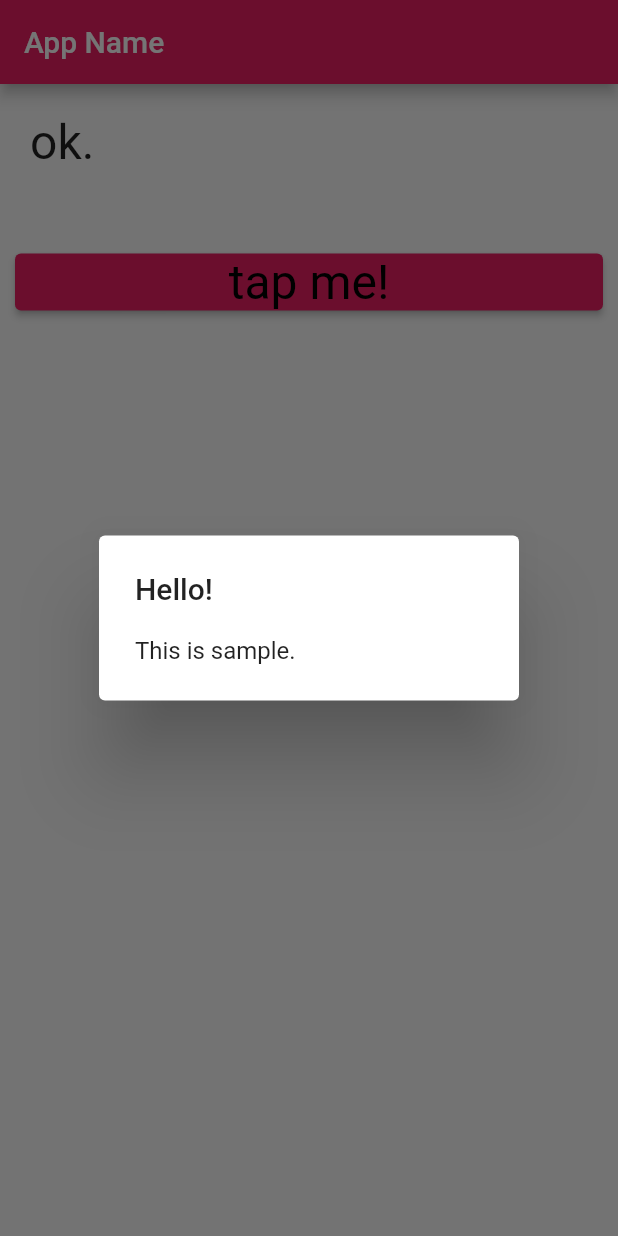
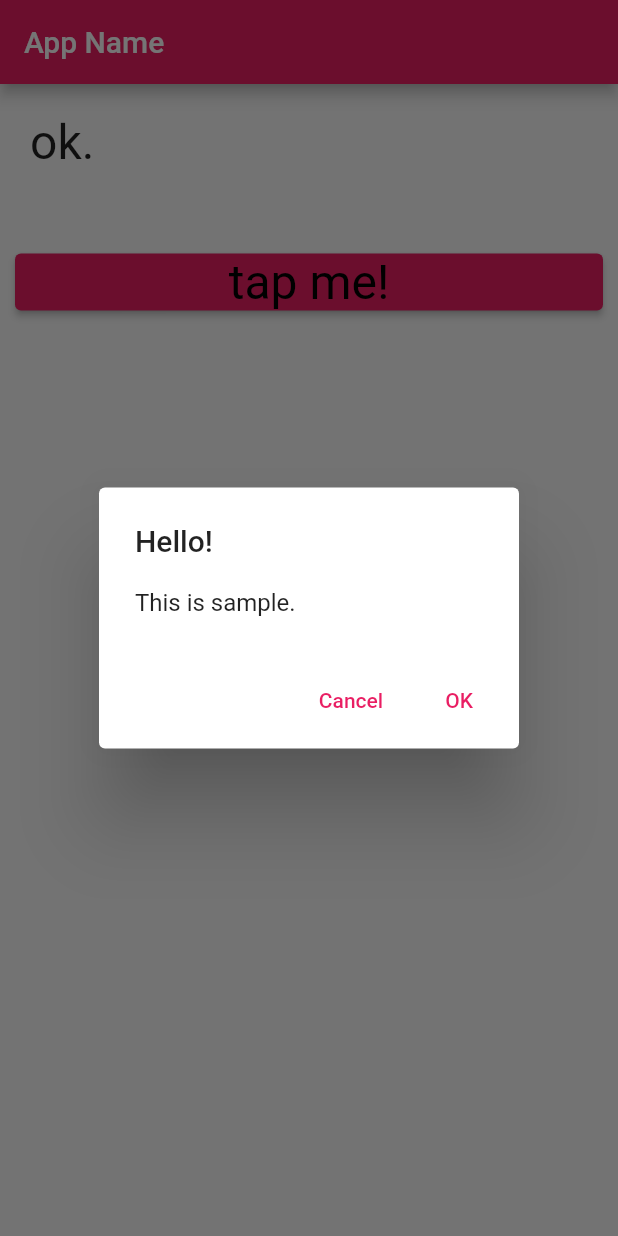
Before and after one commit to hirossk/flutter_app, a Flutter app: the screen it shows after launch, after a tap on "tap me!", on a phone screen of 412 x 824 dp. Run offline on Flutter 3.47's test engine with Material 2 defaults, Android fonts, the phone set to English and light mode, and no system bars.

Commit message:
chapter3-17-1

```diff
--- a/lib/main.dart
+++ b/lib/main.dart
@@ -75,10 +75,25 @@ class _MyHomePageState extends State<MyHomePage> {
 
   void buttonPressed() {
     showDialog(
-        context: context,
-        builder: (BuildContext context) => const AlertDialog(
-              title: Text("Hello!"),
-              content: Text("This is sample."),
-            ));
+      context: context,
+      builder: (BuildContext context) => AlertDialog(
+        title: const Text("Hello!"),
+        content: const Text("This is sample."),
+        actions: <Widget>[
+          TextButton(
+              child: const Text('Cancel'),
+              onPressed: () => Navigator.pop<String>(context, 'Cancel')),
+          TextButton(
+              child: const Text('OK'),
+              onPressed: () => Navigator.pop<String>(context, 'OK'))
+        ],
+      ),
+    ).then<void>((value) => resultAlert(value));
+  }
+
+  void resultAlert(String value) {
+    setState(() {
+      _message = 'selected: $value';
+    });
   }
 }
```
